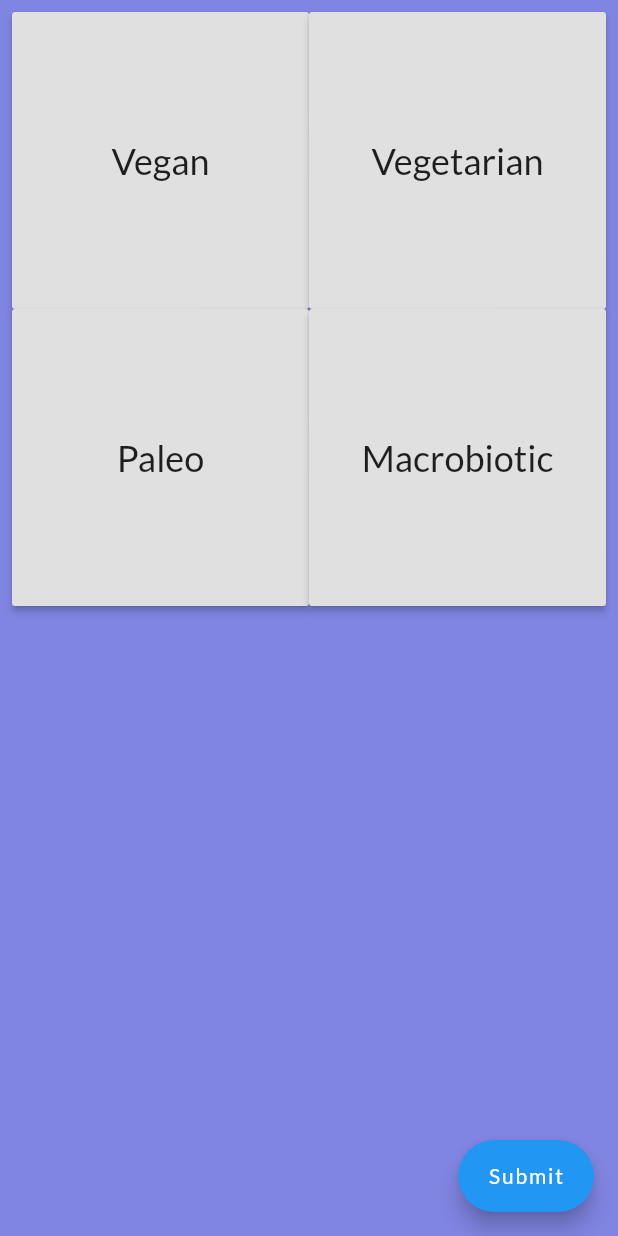
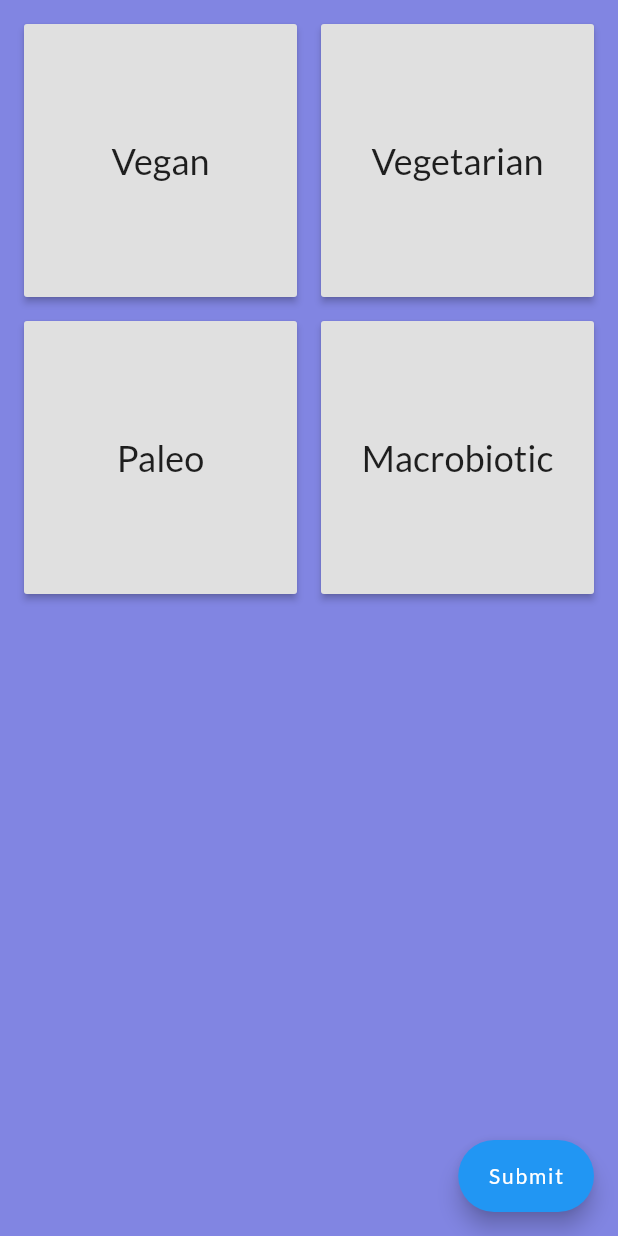
Before and after one commit to viniciusbenite/meal_finder_flutter_final, a Flutter app: the screen it shows after launch, after a tap on "Sign in with Google", on a phone screen of 412 x 824 dp. Run offline on Flutter 3.47's test engine with Material 2 defaults, Android fonts, the phone set to English and light mode, and no system bars; our stand-ins replace avatar_glow, cloud_firestore, firebase_auth, firebase_storage, flutter_datetime_picker, geolocator and 5 more; accounts and stored records are empty.

Commit message:
add padding on choose diets cards

```diff
--- a/lib/screens/IntroChooseDiets.dart
+++ b/lib/screens/IntroChooseDiets.dart
@@ -20,6 +20,63 @@ class _IntroChooseDietsState extends State<IntroChooseDiets> {
   bool macrobiotic = false;
   String uidStr;
   FirebaseAuth auth = FirebaseAuth.instance;
+
+  Widget _widget(String text) {
+    Widget insideWidget;
+    switch (text) {
+      case "Vegan":
+        insideWidget = RaisedButton(
+          onPressed: _buttonVeganChange,
+          child: Text(
+            'Vegan',
+            style: Theme
+              .of(context)
+              .textTheme
+              .headline5,
+          ));
+        break;
+      case "Vegetarian":
+        insideWidget = RaisedButton(
+          onPressed: _buttonVegetarianChange,
+          child: Text(
+            'Vegetarian',
+            style: Theme
+              .of(context)
+              .textTheme
+              .headline5,
+          ));
+        break;
+      case "Paleo":
+        insideWidget = RaisedButton(
+          onPressed: _buttonPaleoChange,
+          child: Text(
+            'Paleo',
+            style: Theme
+              .of(context)
+              .textTheme
+              .headline5,
+          ));
+        break;
+      case "Macrobiotic":
+        insideWidget = RaisedButton(
+          onPressed: _buttonMacrobioticChange,
+          child: Text(
+            'Macrobiotic',
+            style: Theme
+              .of(context)
+              .textTheme
+              .headline5,
+          ));
+        break;
+      default:
+        insideWidget = Container();
+        break;
+    }
+    return Padding(
+      padding: EdgeInsets.all(8.0),
+      child: insideWidget,
+    );
+  }
 
   void _buttonVeganChange() {
     setState(() {
@@ -82,44 +139,27 @@ class _IntroChooseDietsState extends State<IntroChooseDiets> {
       body: Padding(
         padding: const EdgeInsets.all(8.0),
         child: GridView.count(crossAxisCount: 2, children: <Widget>[
-          RaisedButton(
-              onPressed: _buttonVeganChange,
-              child: Text(
-                'Vegan',
-                style: Theme.of(context).textTheme.headline5,
-              )),
-          RaisedButton(
-              onPressed: _buttonVegetarianChange,
-              child: Text(
-                'Vegetarian',
-                style: Theme.of(context).textTheme.headline5,
-              )),
-          RaisedButton(
-              onPressed: _buttonPaleoChange,
-              child: Text(
-                'Paleo',
-                style: Theme.of(context).textTheme.headline5,
-              )),
-          RaisedButton(
-              onPressed: _buttonMacrobioticChange,
-              child: Text(
-                'Macrobiotic',
-                style: Theme.of(context).textTheme.headline5,
-              )),
+          _widget("Vegan"),
+          _widget("Vegetarian"),
+          _widget("Paleo"),
+          _widget("Macrobiotic"),
         ]),
       ),
-      floatingActionButton: FloatingActionButton.extended(
-          onPressed: () => saveDiets(), label: Text('Submit')),
+      floatingActionButton:
+      FloatingActionButton.extended(
+        onPressed: () => saveDiets(),
+        label: Text('Submit'),
+      ),
     );
   }
 
   Future saveDiets() async {
     try {
       final CollectionReference _favoritesCollectionReference = Firestore
-          .instance
-          .collection("users")
-          .document(uidStr)
-          .collection('diets');
+        .instance
+        .collection("users")
+        .document(uidStr)
+        .collection('diets');
       List<Diet> diets = new List();
       for (String s in dietList) {
         diets.add(new Diet(dietName: s));
```
